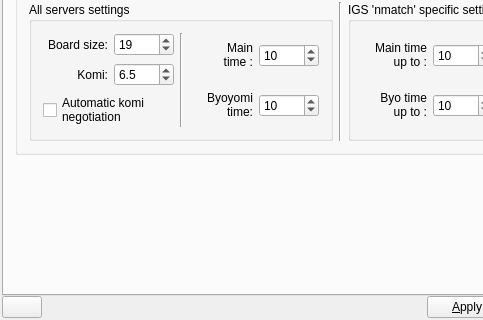
This is src/preferences_gui.ui in bernds/q5Go as Qt 5 draws it before an edit; both pictures show x 0 to 483 and y 503 to 823 of the 681 by 823 pixel window. The edited form follows.
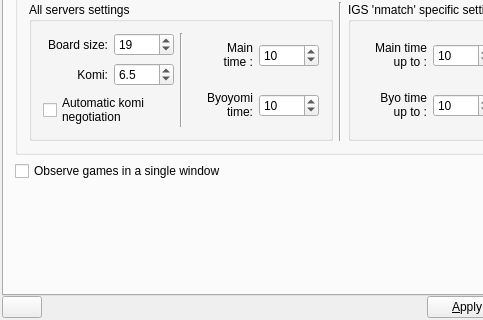
This is the edited form. The open tabs and pages were chosen to show the change. Icons and pictures are not drawn. Custom widgets are drawn as their Qt base class.

Commit message: Implement a multi-game observation window for online mode

```diff
--- a/src/preferences_gui.ui
+++ b/src/preferences_gui.ui
@@ -4336,6 +4336,16 @@
         </widget>
        </item>
        <item row="14" column="0">
+        <widget class="QCheckBox" name="observeSingleCheckBox">
+         <property name="toolTip">
+          <string>&lt;p&gt;Choose whether a new window should be opened for every observed game, or whether they should be grouped in one central observer window.&lt;/p&gt;</string>
+         </property>
+         <property name="text">
+          <string>Observe games in a single window</string>
+         </property>
+        </widget>
+       </item>
+       <item row="15" column="0">
         <spacer name="verticalSpacer_19">
          <property name="orientation">
           <enum>Qt::Vertical</enum>
```
The commit also changes 13 other files.
